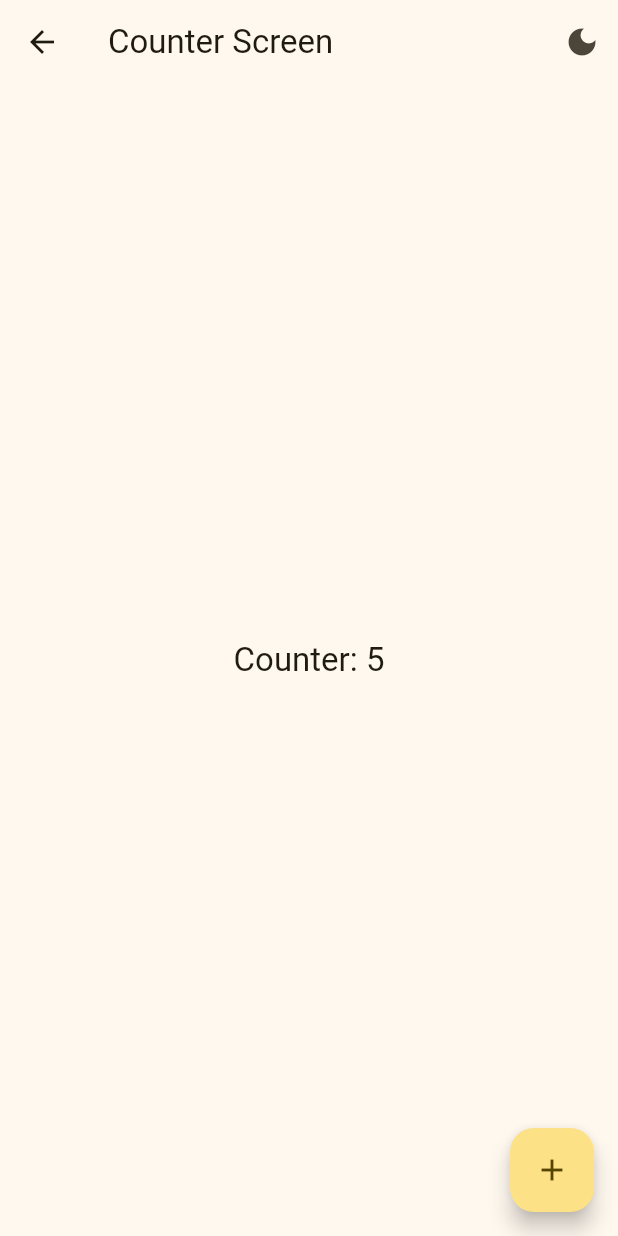
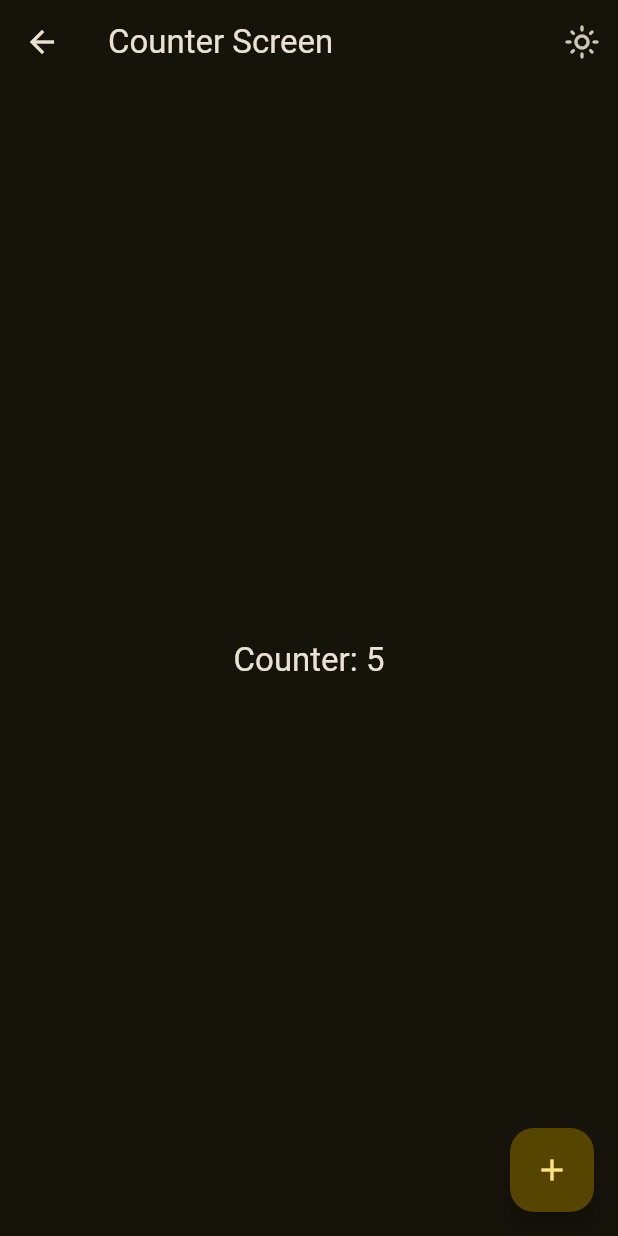
Before and after one commit to DamEspinola/Flutter-widgets-app, a Flutter app: the CounterScreen screen opened by its route, after a tap on the "light mode" icon, on a phone screen of 412 x 824 dp. Run offline on Flutter 3.47's test engine with Material 3 defaults, Android fonts, the phone set to English and light mode, and no system bars; our stand-ins replace animate_do, flutter_riverpod, go_router, smooth_page_indicator.

Commit message:
Actualizar el identificador del paquete y mejorar la gestión del modo oscuro en la pantalla del contador

```diff
--- a/lib/presentation/screens/counter/counter_screen.dart
+++ b/lib/presentation/screens/counter/counter_screen.dart
@@ -20,8 +20,9 @@ class CounterScreen extends ConsumerWidget {
                   ? Icon(Icons.dark_mode)
                   : Icon(Icons.light_mode_outlined),
               onPressed: () {
+                ref.read(themeNotifierProvider.notifier).toggleDarkMode();
+
                 // ref.read(isDarkModeProvider.notifier).state = !isDarkMode;
-                ref.read(isDarkModeProvider.notifier).update((state) => !state );
               },
             )
           ],
```
Also changed, not shown: 1 other file.
